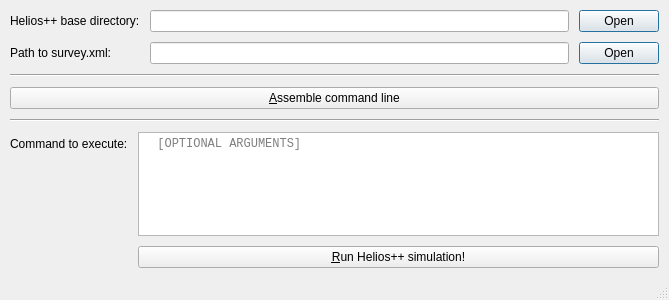
Before: the Qt Designer form ui/mainwindow.ui in dg-505/helios-launcher, drawn with Qt 5.
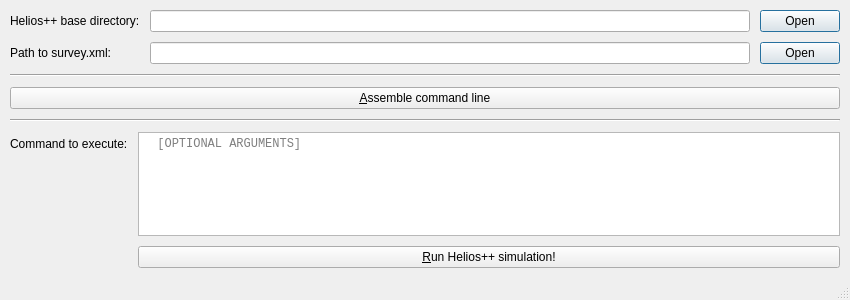
After: the same form once the commit is applied. Icons and pictures are not drawn.

Commit message: Use 'QFileDialog::getOpenFileName' to specify survey.xml

The edit to the form file:
```diff
--- a/ui/mainwindow.ui
+++ b/ui/mainwindow.ui
@@ -61,7 +61,7 @@
         </property>
         <property name="minimumSize">
          <size>
-          <width>400</width>
+          <width>600</width>
           <height>0</height>
          </size>
         </property>
@@ -123,7 +123,7 @@
        <widget class="QLineEdit" name="lineEdit_2">
         <property name="minimumSize">
          <size>
-          <width>400</width>
+          <width>600</width>
           <height>0</height>
          </size>
         </property>
```
The commit also changes 1 other file.
